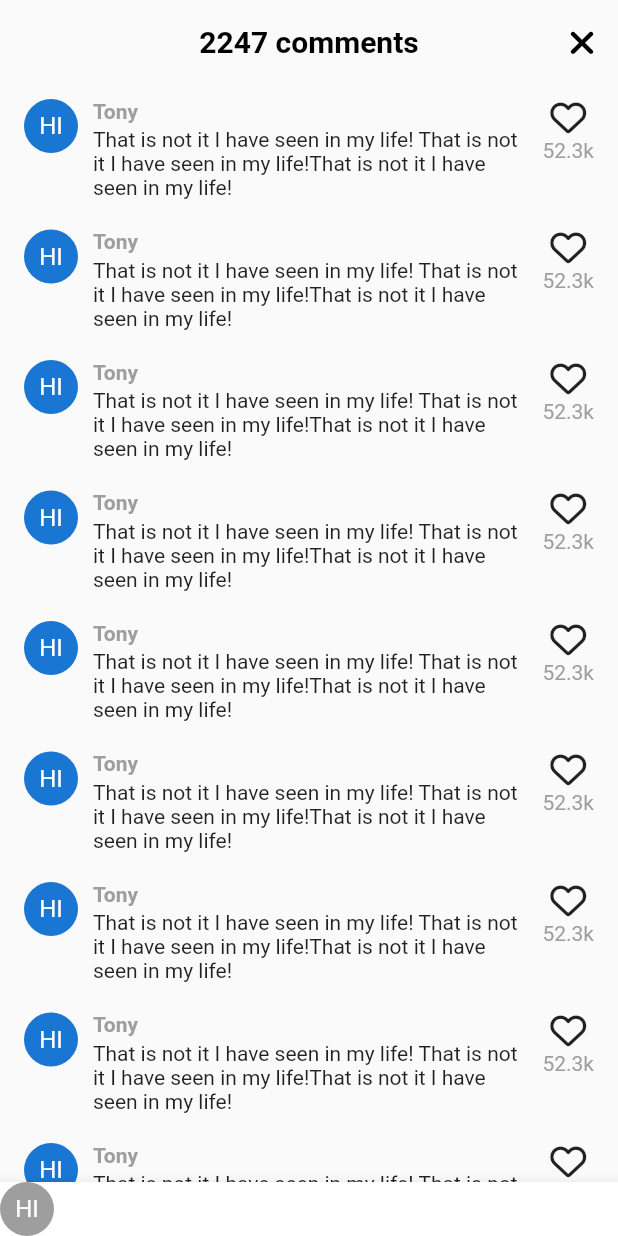
After one commit to ashsh0412/tiktok_clone, a Flutter app: the VideoComments screen opened directly, on a phone screen of 412 x 824 dp. The commit adds this screen. Run offline on Flutter 3.47's test engine with Material 2 defaults, Android fonts, the phone set to English and light mode, and no system bars; our stand-ins replace font_awesome_flutter, video_player; network calls fail.

Commit message:
comments

```diff
--- /dev/null
+++ b/lib/features/videos/widgets/video_comments.dart
@@ -0,0 +1,105 @@
+import 'package:flutter/material.dart';
+import 'package:font_awesome_flutter/font_awesome_flutter.dart';
+import 'package:tiktok_clone/constants/gaps.dart';
+import 'package:tiktok_clone/constants/sizes.dart';
+
+class VideoComments extends StatefulWidget {
+  const VideoComments({super.key});
+
+  @override
+  State<VideoComments> createState() => _VideoCommentsState();
+}
+
+class _VideoCommentsState extends State<VideoComments> {
+  void _onClosedPressed() {
+    Navigator.of(context).pop();
+  }
+
+  @override
+  Widget build(BuildContext context) {
+    return Container(
+      decoration: BoxDecoration(
+        borderRadius: BorderRadius.circular(Sizes.size20),
+      ),
+      child: Scaffold(
+        backgroundColor: Colors.grey.shade50,
+        appBar: AppBar(
+          backgroundColor: Colors.grey.shade50,
+          automaticallyImplyLeading: false,
+          centerTitle: true,
+          title: const Text("2247 comments"),
+          actions: [
+            IconButton(
+              onPressed: _onClosedPressed,
+              icon: const FaIcon(
+                FontAwesomeIcons.xmark,
+              ),
+            ),
+          ],
+        ),
+        body: ListView.separated(
+          padding: const EdgeInsets.symmetric(
+            vertical: Sizes.size10,
+            horizontal: Sizes.size16,
+          ),
+          separatorBuilder: (context, index) => Gaps.v20,
+          itemCount: 10,
+          itemBuilder: (context, index) => Row(
+            crossAxisAlignment: CrossAxisAlignment.start,
+            children: [
+              const CircleAvatar(
+                radius: 18,
+                child: Text("HI"),
+              ),
+              Gaps.h10,
+              const Expanded(
+                child: Column(
+                  crossAxisAlignment: CrossAxisAlignment.start,
+                  children: [
+                    Text(
+                      "Tony",
+                      style: TextStyle(
+                        fontWeight: FontWeight.bold,
+                        fontSize: Sizes.size14,
+                        color: Colors.grey,
+                      ),
+                    ),
+                    Gaps.v3,
+                    Text(
+                        "That is not it I have seen in my life! That is not it I have seen in my life!That is not it I have seen in my life!"),
+                  ],
+                ),
+              ),
+              Gaps.h10,
+              Column(
+                children: [
+                  const FaIcon(FontAwesomeIcons.heart),
+                  Gaps.v2,
+                  Text(
+                    "52.3k",
+                    style: TextStyle(
+                      color: Colors.grey.shade500,
+                    ),
+                  )
+                ],
+              )
+            ],
+          ),
+        ),
+        bottomNavigationBar: BottomAppBar(
+          color: Colors.white,
+          child: Row(
+            children: [
+              CircleAvatar(
+                radius: 18,
+                backgroundColor: Colors.grey.shade500,
+                foregroundColor: Colors.white,
+                child: const Text("HI"),
+              ),
+            ],
+          ),
+        ),
+      ),
+    );
+  }
+}
--- a/pubspec.yaml
+++ b/pubspec.yaml
@@ -40,6 +40,7 @@ dependencies:
   video_player: ^2.8.1
 
   visibility_detector: ^0.3.3
+  readmore: ^2.2.0
 
 dev_dependencies:
   flutter_test:
```
Also changed, not shown: lib/features/videos/widgets/video_button.dart (added, +36 -0 lines), lib/features/videos/widgets/video_post.dart (+85 -10 lines), lib/features/videos/widgets/video_timeline_screen.dart (+10 -6 lines), pubspec.lock.
